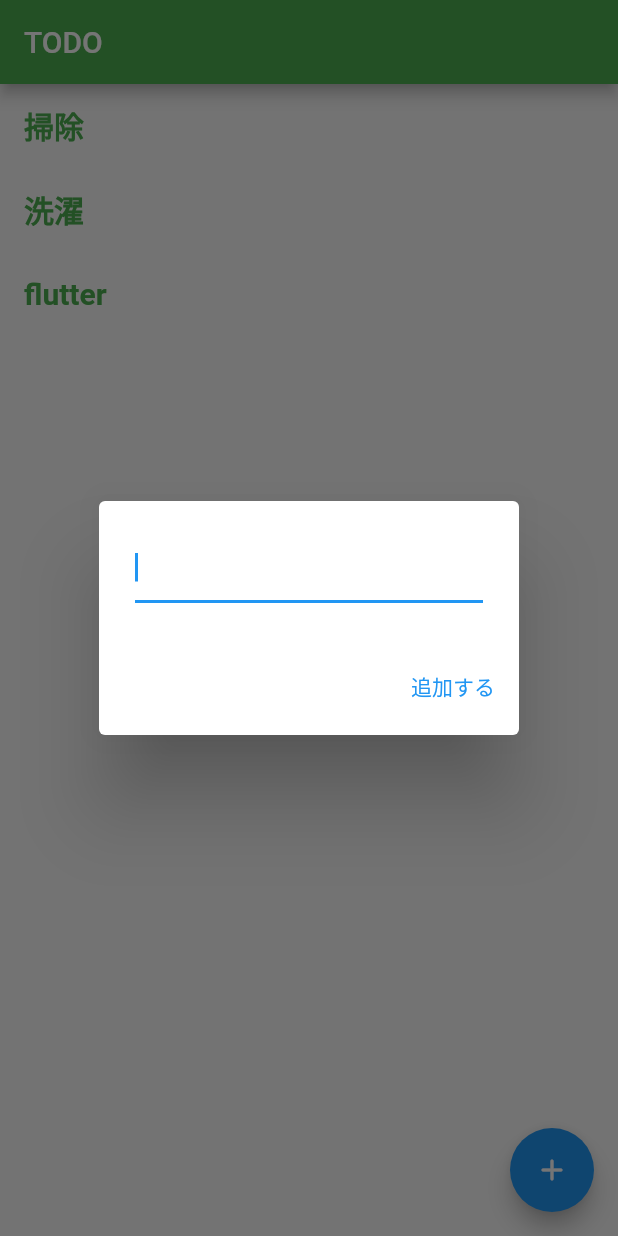
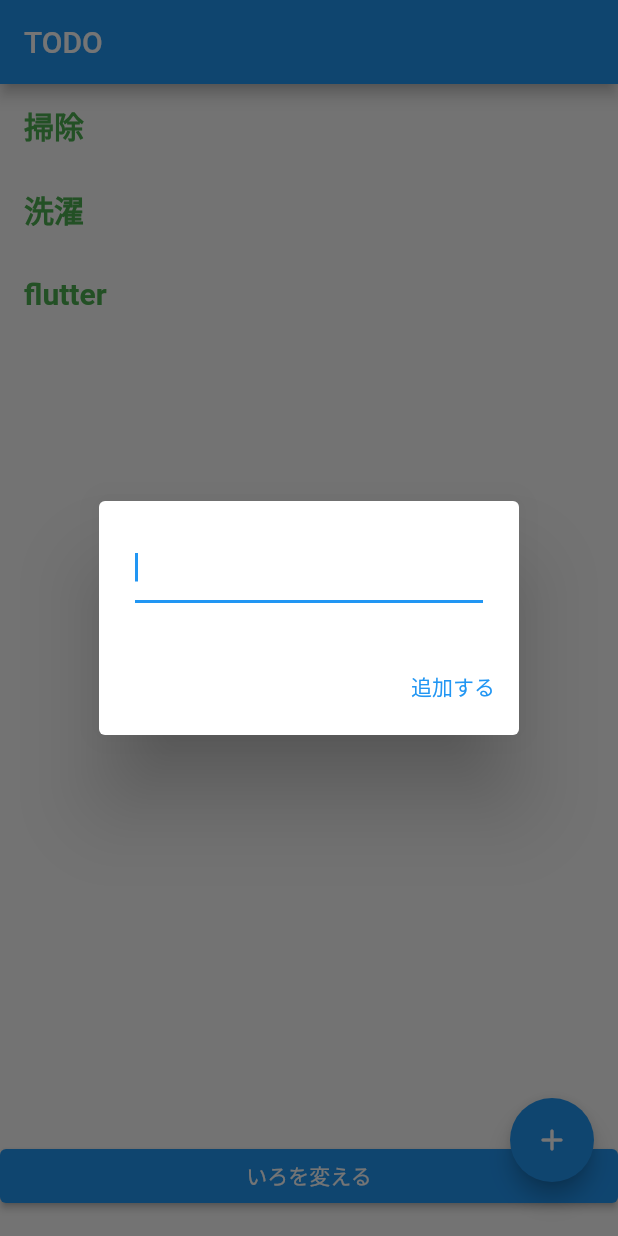
Before and after one commit to kenta-wakasa/riverpod_sample, a Flutter app: the screen it shows after launch, after a tap on the "add" icon, on a phone screen of 412 x 824 dp. Run offline on Flutter 3.47's test engine with Material 2 defaults, Android fonts, the phone set to English and light mode, and no system bars; our stand-ins replace flutter_riverpod.

Commit message:
いろいろ

```diff
--- a/lib/controllers/todo_list_controller.dart
+++ b/lib/controllers/todo_list_controller.dart
@@ -7,33 +7,25 @@ import '/models/todo.dart';
 final todoListProvider = ChangeNotifierProvider<TodoListController>(
   (ref) {
     // 他の provider の値を参照する場合の書き方
+    // settingsProvider から通知が来たらその変更を反映する
     final color = ref.watch(settingsProvider).color;
 
     // 初期化処理を書く場合の書き方
-    return TodoListController(color: color).._init();
+    return TodoListController(color: color);
   },
 );
 
 class TodoListController extends ChangeNotifier {
-  TodoListController({required this.color}) {
-    // 初期化処理はこっちに書いてもよい
-    // _init();
-  }
+  TodoListController({required this.color});
 
   final Color color;
-  final List<Todo> todoList = <Todo>[];
-
-  /// 初期化処理。Todo リストを fetch してくる。
-  Future<void> _init() async {
-    todoList.addAll(await TodoRepository.instance.fetchTodoList());
-    notifyListeners();
-  }
+  Future<List<Todo>> get todoList => TodoRepository.instance.fetchTodoList();
 
   Future<void> addTodo(BuildContext context) async {
     String? description;
 
     // お行儀が悪いですがコントローラーの中で
-    // context をつかってダイアログを表示しています。
+    // context をつかってダイアログをひらいています。
     final ret = await showDialog<bool?>(
       context: context,
       builder: (context) {
@@ -52,13 +44,13 @@ class TodoListController extends ChangeNotifier {
       },
     );
     if (ret == true) {
-      todoList.add(Todo.create(description: description!));
+      TodoRepository.instance.addTodo(Todo.create(description: description!));
       notifyListeners();
     }
   }
 
   void removeTodo(Todo todo) {
-    todoList.remove(todo);
+    TodoRepository.instance.removeTodo(todo);
     notifyListeners();
   }
 }
--- a/lib/models/todo.dart
+++ b/lib/models/todo.dart
@@ -30,12 +30,23 @@ class TodoRepository {
   TodoRepository._();
   static TodoRepository instance = TodoRepository._();
 
+  final List<Todo> _todoList = [
+    Todo.create(description: '掃除'),
+    Todo.create(description: '洗濯'),
+    Todo.create(description: 'flutter'),
+  ];
+
+  void addTodo(Todo todo) {
+    _todoList.add(todo);
+  }
+
+  void removeTodo(Todo todo) {
+    _todoList.remove(todo);
+  }
+
+  /// あえて時間のかかる処理にしています
   Future<List<Todo>> fetchTodoList() async {
-    final todoList = <Todo>[]..add(Todo.create(description: '掃除'));
-    await Future<void>.delayed(const Duration(milliseconds: 500));
-    todoList.add(Todo.create(description: '洗濯'));
-    await Future<void>.delayed(const Duration(milliseconds: 500));
-    todoList.add(Todo.create(description: 'flutter'));
-    return todoList;
+    await Future<void>.delayed(const Duration(milliseconds: 1000));
+    return _todoList;
   }
 }
--- a/lib/pages/todo_list_page.dart
+++ b/lib/pages/todo_list_page.dart
@@ -3,27 +3,48 @@ import 'package:flutter_riverpod/flutter_riverpod.dart';
 
 import '/controllers/settings_controller.dart';
 import '/controllers/todo_list_controller.dart';
+import '/models/todo.dart';
 
 class TodoListPage extends ConsumerWidget {
   @override
   Widget build(BuildContext context, ScopedReader watch) {
     final controller = watch(todoListProvider);
-    final settings = watch(settingsProvider);
     return Scaffold(
       appBar: AppBar(
         title: const Text('TODO'),
-        backgroundColor: settings.color,
+      ),
+      bottomSheet: SafeArea(
+        child: Column(
+          mainAxisAlignment: MainAxisAlignment.end,
+          mainAxisSize: MainAxisSize.min,
+          crossAxisAlignment: CrossAxisAlignment.stretch,
+          children: [
+            ElevatedButton(
+              onPressed: context.read(settingsProvider).changeColor,
+              child: const Text('いろを変える'),
+            ),
+            const SizedBox(height: 16),
+          ],
+        ),
       ),
       floatingActionButton: FloatingActionButton(
         onPressed: () => controller.addTodo(context),
         child: const Icon(Icons.add_rounded),
       ),
-      body: controller.todoList.isEmpty
-          ? const Center(child: CircularProgressIndicator())
-          : ListView.builder(
-              itemCount: controller.todoList.length,
+      body: FutureBuilder(
+          future: controller.todoList,
+          builder: (
+            BuildContext context,
+            AsyncSnapshot<List<Todo>> snapshot,
+          ) {
+            if (!snapshot.hasData) {
+              return const Center(child: CircularProgressIndicator());
+            }
+            final todoList = snapshot.data;
+            return ListView.builder(
+              itemCount: todoList!.length,
               itemBuilder: (context, index) {
-                final todo = controller.todoList[index];
+                final todo = todoList[index];
                 return Dismissible(
                   key: Key(todo.description),
                   direction: DismissDirection.endToStart,
@@ -51,7 +72,9 @@ class TodoListPage extends ConsumerWidget {
                     ),
                   ),
                 );
-              }),
+              },
+            );
+          }),
     );
   }
 }
```
Also changed, not shown: lib/controllers/settings_controller.dart (+13 -0 lines).
